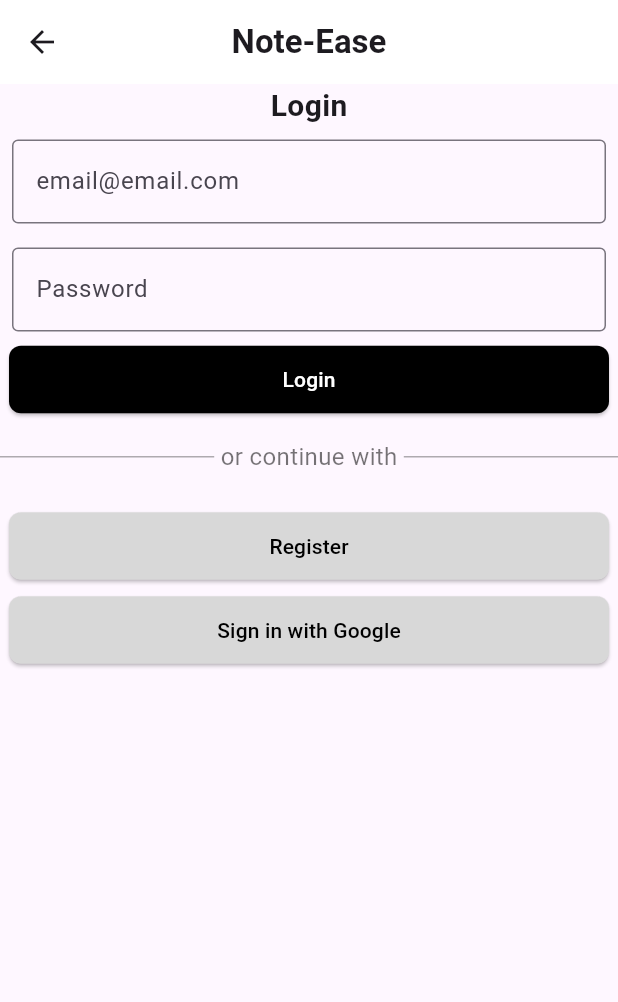
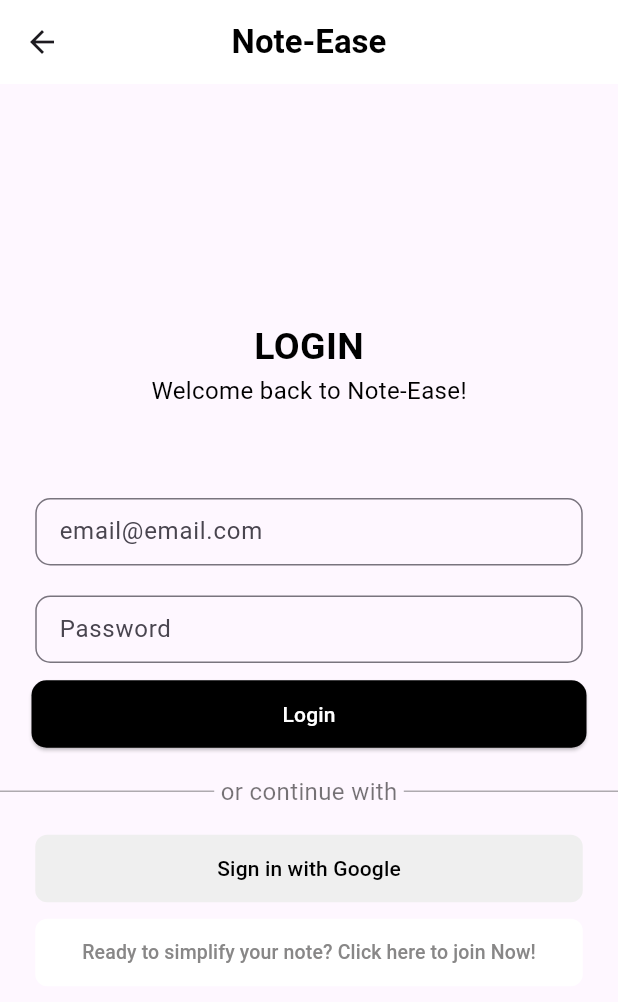
Before and after one commit to Wrth1/AOL-software-engineering, a Flutter app: the screen it shows after launch, after a tap on the "login" icon, on a phone screen of 412 x 824 dp. Shown: the top 1002 px of the screen. Run offline on Flutter 3.47's test engine with Material 3 defaults, Android fonts, the phone set to English and light mode, and no system bars; our stand-ins replace app_links, cloud_firestore, firebase_auth, firebase_core, google_sign_in, shared_preferences; missing offline and left inert: win32_registry; accounts and stored records are empty.

Commit message:
Refine login & register UI, please check if there any error, Thanks!

```diff
--- a/lib/home.dart
+++ b/lib/home.dart
@@ -126,7 +126,7 @@ class _NotepadHomePageState extends State<NotepadHomePage> {
           child: const MouseRegion(
             cursor: SystemMouseCursors.click,
             child: Text(
-              "Notease - v0.4.0 | 24 Maret 2024",
+              "Notease - v0.4.1 | 26 Maret 2024",
               style: TextStyle(
                 color: Color.fromARGB(255, 30, 29, 29),
                 fontWeight: FontWeight.bold,
--- a/lib/login.dart
+++ b/lib/login.dart
@@ -2,9 +2,11 @@ import 'dart:async';
 import 'dart:math';
 
 import 'package:app_links/app_links.dart';
+import 'package:flutter/cupertino.dart';
 import 'package:flutter/foundation.dart';
 import 'package:flutter/material.dart';
 import 'package:firebase_auth/firebase_auth.dart';
+import 'package:flutter/widgets.dart';
 import 'package:google_sign_in/google_sign_in.dart';
 import 'package:testnote/home.dart';
 import 'package:url_launcher/url_launcher.dart';
@@ -134,39 +136,58 @@ class _LoginPageState extends State<LoginPage> {
           'Note-Ease',
           style: TextStyle(
             fontWeight: FontWeight.bold,
+            color: Color.fromARGB(255, 0, 0, 0),
           ),
         ),
         centerTitle: true,
         backgroundColor: const Color.fromARGB(255, 255, 255, 255),
       ),
+
       body: Column(
+        mainAxisAlignment: MainAxisAlignment.center,
+        crossAxisAlignment: CrossAxisAlignment.center,
+
         children: [
           const Center(
             child: Text(
-              'Login',
+              'LOGIN',
               style: TextStyle(
-                fontSize: 20,
+                fontSize: 25,
                 fontWeight: FontWeight.bold,
+                color: Color.fromARGB(255, 0, 0, 0),
+              ),
+            ),
+          ),
+          const Text(
+              'Welcome back to Note-Ease!',
+              style: TextStyle(
+                fontSize: 16,
+                color: Color.fromARGB(255, 0, 0, 0),
+                // fontWeight: FontWeight.bold
+              ),
+            ),
+          const SizedBox(height: 50),
+          Container(
+            padding: const EdgeInsets.all(10.0),
+            width: 385,
+            height: 65,
+            child: TextField(
+              controller: _emailController,
+              decoration: const InputDecoration(
+                border: OutlineInputBorder(borderRadius: BorderRadius.all(Radius.circular(10))), // Add border to create a box
+                labelText: 'email@email.com',
               ),
             ),
           ),
           Container(
-            padding: const EdgeInsets.all(8.0),
-            child: TextField(
-              controller: _emailController,
-              decoration: const InputDecoration(
-                border: OutlineInputBorder(), // Add border to create a box
-                labelText: 'email@email.com',
-              ),
-            ),
-          ),
-          Padding(
-            padding: const EdgeInsets.all(8.0),
+            padding: const EdgeInsets.all(10.0),
+            width: 385,
+            height: 65,
             child: TextField(
               controller: _passwordController,
               decoration: const InputDecoration(
                 labelText: 'Password',
-                border: OutlineInputBorder(), // Add border to create a box
+                border: OutlineInputBorder(borderRadius: BorderRadius.all(Radius.circular(10))), // Add border to create a box
               ),
               obscureText: true,
             ),
@@ -237,9 +258,9 @@ class _LoginPageState extends State<LoginPage> {
               backgroundColor: Colors.black, // Change button color to black
               shape: RoundedRectangleBorder(
                 borderRadius: BorderRadius.circular(
-                    8.0), // Set border radius to create a long square shape
+                    10.0), // Set border radius to create a long square shape
               ),
-              minimumSize: const Size(400,
+              minimumSize: const Size(370,
                   45), // Set the minimum size to match the width of the text fields
             ),
             child: const Text(
@@ -278,36 +299,6 @@ class _LoginPageState extends State<LoginPage> {
               ],
             ),
           ),
-          Padding(
-            padding: const EdgeInsets.symmetric(vertical: 8.0),
-            child: ElevatedButton(
-              onPressed: () {
-                Navigator.push(
-                  context,
-                  MaterialPageRoute(
-                    builder: (context) => const RegisterPage(),
-                  ),
-                );
-              },
-              style: ElevatedButton.styleFrom(
-                backgroundColor: const Color.fromARGB(
-                    255, 216, 216, 216), // Change button color to black
-                shape: RoundedRectangleBorder(
-                  borderRadius: BorderRadius.circular(
-                      8.0), // Set border radius to create a long square shape
-                ),
-                minimumSize: const Size(400,
-                    45), // Set the minimum size to match the width of the text fields
-              ),
-              child: const Text(
-                'Register',
-                style: TextStyle(
-                  color: Color.fromARGB(
-                      255, 0, 0, 0), // Change text color to white
-                ),
-              ),
-            ),
-          ),
           Container(
             decoration: BoxDecoration(
               borderRadius: BorderRadius.circular(
@@ -326,13 +317,13 @@ class _LoginPageState extends State<LoginPage> {
                 }
               },
               style: ElevatedButton.styleFrom(
-                backgroundColor: const Color.fromARGB(
-                    255, 216, 216, 216), // Change button color to black
+                elevation: 0,
+                backgroundColor: Color.fromARGB(255, 239, 239, 239), // Change button color to black
                 shape: RoundedRectangleBorder(
                   borderRadius: BorderRadius.circular(
                       8.0), // Set border radius to create a long square shape
                 ),
-                minimumSize: const Size(400,
+                minimumSize: const Size(365,
                     45), // Set the minimum size to match the width of the text fields
               ),
               child: const Text(
@@ -340,6 +331,37 @@ class _LoginPageState extends State<LoginPage> {
                 style: TextStyle(
                   color: Color.fromARGB(
                       255, 0, 0, 0), // Change text color to white
+                ),
+              ),
+            ),
+          ),
+
+          Padding(
+            padding: const EdgeInsets.symmetric(vertical: 8.0),
+            child: ElevatedButton(
+              onPressed: () {
+                Navigator.push(
+                  context,
+                  MaterialPageRoute(
+                    builder: (context) => const RegisterPage(),
+                  ),
+                );
+              },
+              style: ElevatedButton.styleFrom(
+                elevation: 0,
+                backgroundColor: Color.fromARGB(255, 255, 255, 255), // Change button color to black
+                shape: RoundedRectangleBorder(
+                  borderRadius: BorderRadius.circular(
+                      8.0), // Set border radius to create a long square shape
+                ),
+                minimumSize: const Size(365,
+                    45), // Set the minimum size to match the width of the text fields
+              ),
+              child: const Text(
+                'Ready to simplify your note? Click here to join Now!',
+                style: TextStyle(
+                  color: Color.fromARGB(255, 136, 135, 135),
+                    fontSize: 13.0, // Change text color to white
                 ),
               ),
             ),
```
Also changed, not shown: lib/list.dart (+8 -11 lines), lib/register.dart (+44 -8 lines).
